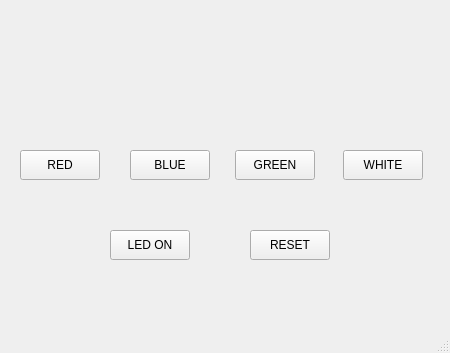
First picture: the form in day07/test01.ui, repository y7pWuXAq/2024-basic-raspberrypi, before the edit.
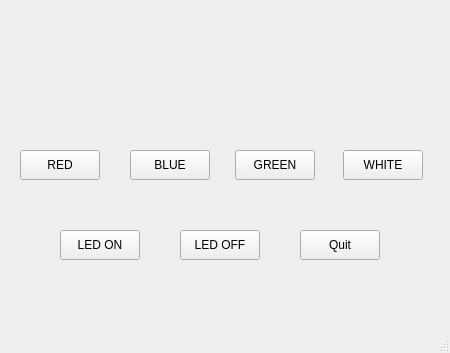
Second picture: the form after the edit.

Commit message: RASPI DAY07

The edit to the form file:
```diff
--- a/day07/test01.ui
+++ b/day07/test01.ui
@@ -17,7 +17,7 @@
    <widget class="QPushButton" name="Btn_ON">
     <property name="geometry">
      <rect>
-      <x>110</x>
+      <x>60</x>
       <y>230</y>
       <width>80</width>
       <height>30</height>
@@ -30,14 +30,14 @@
    <widget class="QPushButton" name="Btn_OFF">
     <property name="geometry">
      <rect>
-      <x>250</x>
+      <x>180</x>
       <y>230</y>
       <width>80</width>
       <height>30</height>
      </rect>
     </property>
     <property name="text">
-     <string>RESET</string>
+     <string>LED OFF</string>
     </property>
    </widget>
    <widget class="QPushButton" name="Btn_RED">
@@ -92,6 +92,19 @@
      <string>WHITE</string>
     </property>
    </widget>
+   <widget class="QPushButton" name="Btn_Quit">
+    <property name="geometry">
+     <rect>
+      <x>300</x>
+      <y>230</y>
+      <width>80</width>
+      <height>30</height>
+     </rect>
+    </property>
+    <property name="text">
+     <string>Quit</string>
+    </property>
+   </widget>
   </widget>
   <widget class="QMenuBar" name="menubar">
    <property name="geometry">
```
The commit also changes 1 other file.
